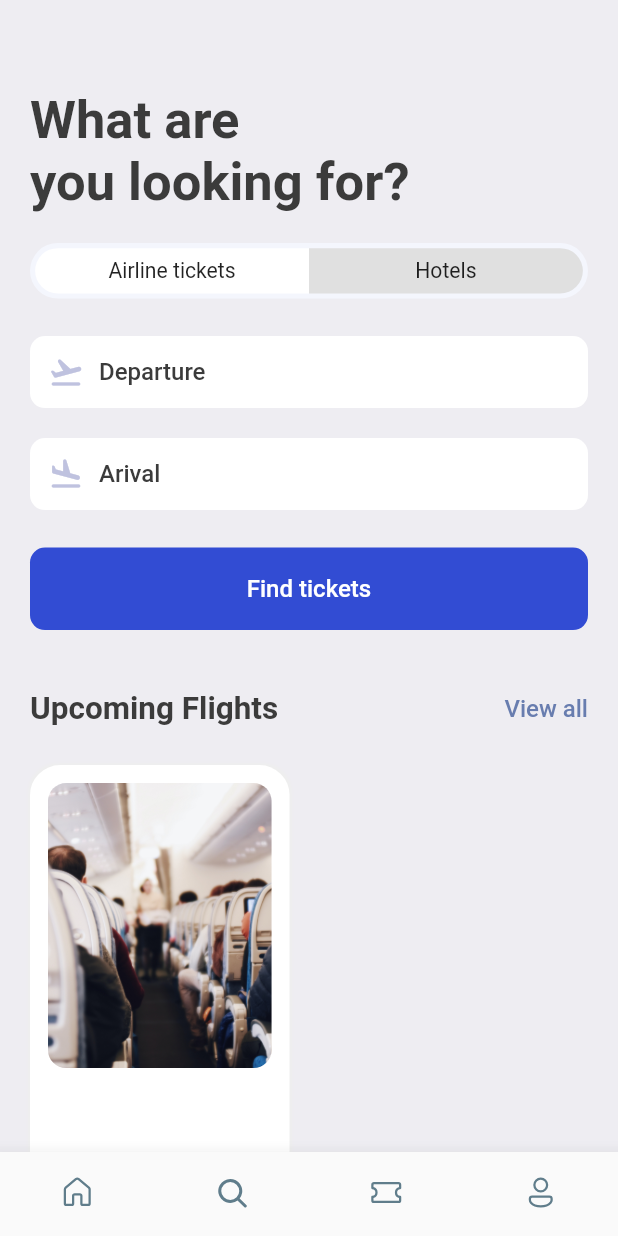
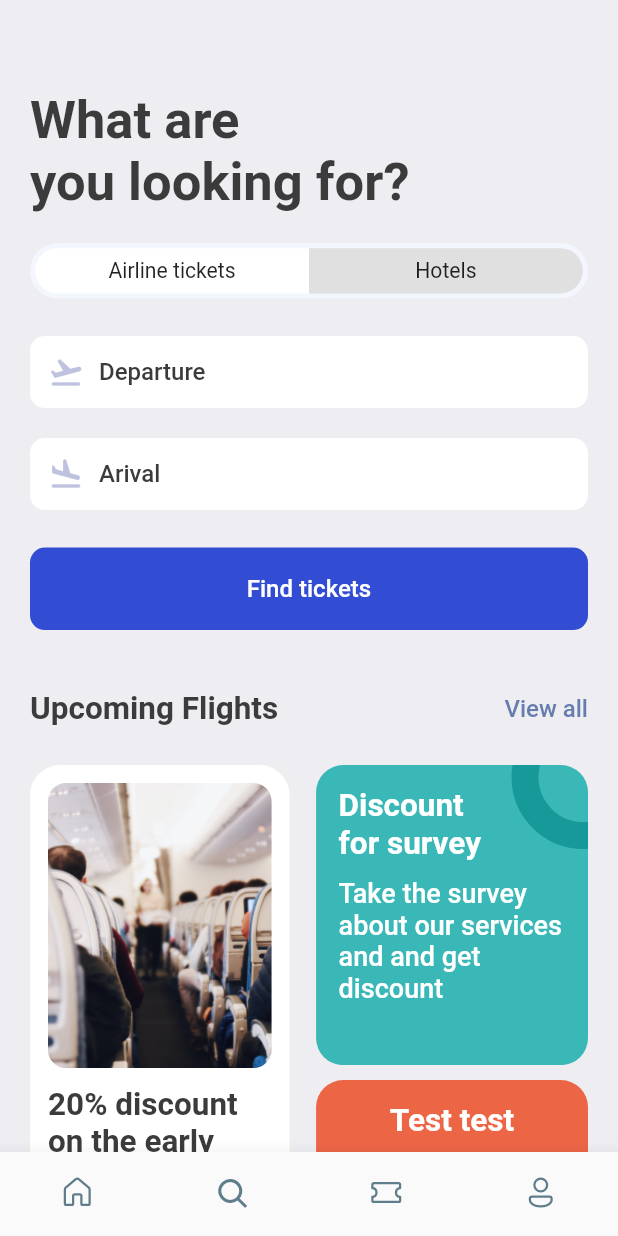
Before and after one commit to nedim-m/ticket-booking, a Flutter app: the screen it shows after launch, item 2 of the bottom bar chosen, on a phone screen of 412 x 824 dp. Run offline on Flutter 3.47's test engine with Material 2 defaults, Android fonts, the phone set to English and light mode, and no system bars; our stand-ins replace fluentui_icons, gap, get.

Commit message:
Update search_screen.dart
search done

```diff
--- a/ekarte_mobile/lib/screens/search_screen.dart
+++ b/ekarte_mobile/lib/screens/search_screen.dart
@@ -94,6 +94,7 @@ class SearchScreen extends StatelessWidget {
               bigText: "Upcoming Flights", smallText: "View all"),
           Gap(AppLayout.getHeight(25)),
           Row(
+            mainAxisAlignment: MainAxisAlignment.spaceBetween,
             children: [
               Container(
                 height: AppLayout.getHeight(400),
@@ -123,9 +124,96 @@ class SearchScreen extends StatelessWidget {
                         fit: BoxFit.cover,
                       ),
                     ),
-                  )
+                  ),
+                  Gap(AppLayout.getHeight(12)),
+                  Text(
+                      "20% discount on the early booking of this fligth. Don't miss out this chance",
+                      style: Styles.headLineStyle2),
                 ]),
               ),
+              Column(
+                children: [
+                  Stack(
+                    children: [
+                      Container(
+                        width: size.width * 0.44,
+                        height: AppLayout.getHeight(200),
+                        decoration: BoxDecoration(
+                            color: const Color(0xFF3AB8B8),
+                            borderRadius:
+                                BorderRadius.circular(AppLayout.getHeight(18))),
+                        padding: EdgeInsets.symmetric(
+                            vertical: AppLayout.getHeight(15),
+                            horizontal: AppLayout.getWidth(15)),
+                        child: Column(
+                            crossAxisAlignment: CrossAxisAlignment.start,
+                            children: [
+                              Text(
+                                "Discount\nfor survey",
+                                style: Styles.headLineStyle2.copyWith(
+                                    fontWeight: FontWeight.bold,
+                                    color: Colors.white),
+                              ),
+                              Gap(AppLayout.getHeight(10)),
+                              Text(
+                                "Take the survey about our services and and get discount",
+                                style: Styles.headLineStyle2.copyWith(
+                                    fontWeight: FontWeight.w500,
+                                    color: Colors.white,
+                                    fontSize: 18),
+                              ),
+                            ]),
+                      ),
+                      Positioned(
+                        right: -45,
+                        top: -40,
+                        child: Container(
+                          padding: EdgeInsets.all(AppLayout.getHeight(30)),
+                          decoration: BoxDecoration(
+                              shape: BoxShape.circle,
+                              border: Border.all(
+                                  width: AppLayout.getWidth(18),
+                                  color: const Color(0xFF189999)),
+                              color: Colors.transparent),
+                        ),
+                      )
+                    ],
+                  ),
+                  Gap(AppLayout.getHeight(10)),
+                  Container(
+                    width: size.width * 0.44,
+                    height: AppLayout.getHeight(190),
+                    padding: EdgeInsets.symmetric(
+                        vertical: AppLayout.getHeight(15),
+                        horizontal: AppLayout.getWidth(15)),
+                    decoration: BoxDecoration(
+                        borderRadius:
+                            BorderRadius.circular(AppLayout.getHeight(18)),
+                        color: const Color(0xFFEC6545)),
+                    child: Column(children: [
+                      Text(
+                        "Test test",
+                        style: Styles.headLineStyle2.copyWith(
+                            color: Colors.white, fontWeight: FontWeight.bold),
+                        textAlign: TextAlign.center,
+                      ),
+                      Gap(AppLayout.getHeight(5)),
+                      RichText(
+                        text: const TextSpan(
+                          children: [
+                            TextSpan(
+                                text: ':P', style: TextStyle(fontSize: 38)),
+                            TextSpan(
+                                text: ':)', style: TextStyle(fontSize: 50)),
+                            TextSpan(
+                                text: '*-)', style: TextStyle(fontSize: 38)),
+                          ],
+                        ),
+                      ),
+                    ]),
+                  ),
+                ],
+              )
             ],
           )
         ],
```
